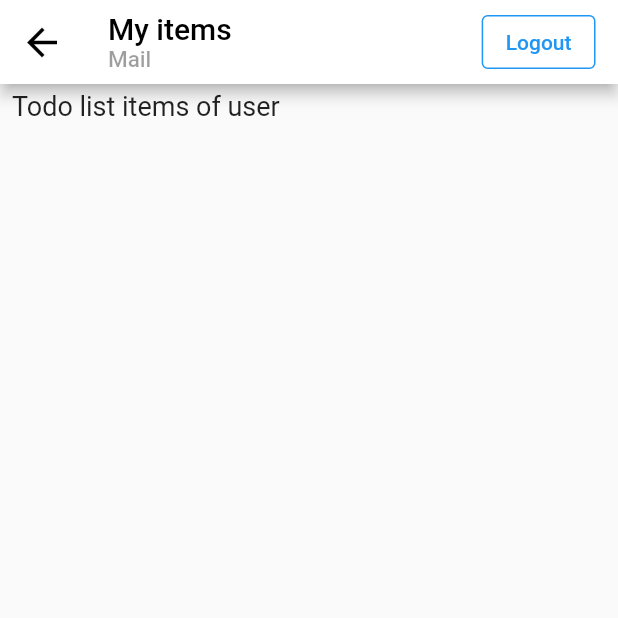
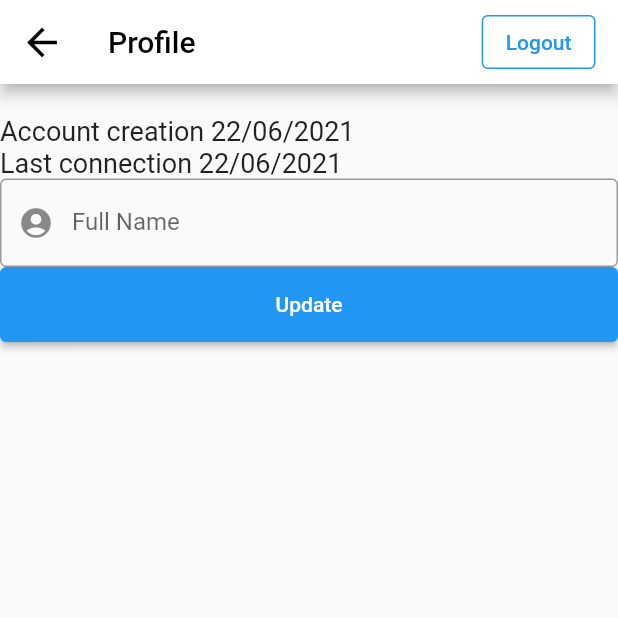
Before and after one commit to grachet/messenger-flutter-firebase, a Flutter app: the Profil screen opened directly, on a phone screen of 412 x 824 dp, the top half of it. Run offline on Flutter 3.47's test engine with Material 2 defaults, Android fonts, the phone set to English and light mode, and no system bars; our stand-ins replace cloud_firestore, firebase_auth, firebase_core, google_fonts; accounts and stored records are empty; network calls fail.

Commit message:
Working profil page

```diff
--- a/lib/src/home.dart
+++ b/lib/src/home.dart
@@ -33,7 +33,6 @@ class Home extends StatelessWidget {
                 color: Colors.blue,
                 size: 40,
               ),
-              tooltip: 'Increase volume by 10',
               onPressed: () =>
                   {Navigator.of(context).push(_createRoute(Profil()))},
             ),
--- a/lib/src/profil.dart
+++ b/lib/src/profil.dart
@@ -1,13 +1,51 @@
 import 'package:flutter/material.dart';
+import 'package:intl/intl.dart';
 import 'package:provider/provider.dart';
 import '../src/widgets.dart';
 import '../provider/applicationState.dart';
+import 'package:firebase_auth/firebase_auth.dart';
 
-class Profil extends StatelessWidget {
-  const Profil({Key? key}) : super(key: key);
+class Profil extends StatefulWidget {
+  @override
+  _ProfilState createState() => _ProfilState();
+}
+
+class _ProfilState extends State<Profil> {
+  TextEditingController nameController = TextEditingController(
+      text: FirebaseAuth.instance.currentUser!.displayName);
+
+  void _updateFullName() {
+    ApplicationState().updateDisplayName(
+        nameController.text,
+        () => {
+              ScaffoldMessenger.of(context).showSnackBar(SnackBar(
+                content: Text('Updated'),
+                action: SnackBarAction(
+                  label: 'Close',
+                  onPressed: () {
+                    // Some code to undo the change.
+                  },
+                ),
+              ))
+            },
+        (e) => {
+              ScaffoldMessenger.of(context).showSnackBar(SnackBar(
+                content: Text(e.message ?? "Error"),
+                action: SnackBarAction(
+                  label: 'Close',
+                  onPressed: () {
+                    // Some code to undo the change.
+                  },
+                ),
+              ))
+            });
+  }
+
+  final dateFormat = DateFormat('dd/MM/yyyy');
 
   @override
   Widget build(BuildContext context) {
+    print(FirebaseAuth.instance.currentUser);
     return Scaffold(
       appBar: AppBar(
         leading: IconButton(
@@ -16,19 +54,12 @@ class Profil extends StatelessWidget {
             color: Colors.black,
             size: 30,
           ),
-          tooltip: 'Increase volume by 10',
           onPressed: () => Navigator.of(context).pop(),
         ),
         title: Column(crossAxisAlignment: CrossAxisAlignment.start, children: [
           const Text(
-            'My items',
+            'Profile',
             style: TextStyle(color: Colors.black),
-          ),
-          Consumer<ApplicationState>(
-            builder: (context, appState, _) => Text(
-              appState.email ?? "Mail",
-              style: TextStyle(fontSize: 15, color: Colors.black38),
-            ),
           ),
         ]),
         actions: [
@@ -50,16 +81,45 @@ class Profil extends StatelessWidget {
       ),
       body: ListView(
         children: <Widget>[
-          Consumer<ApplicationState>(
-            builder: (context, appState, _) => Column(
-              crossAxisAlignment: CrossAxisAlignment.start,
-              children: [
-                // Add from here
-
-                const Paragraph('Todo list items of user'),
-              ],
+          Text(
+            FirebaseAuth.instance.currentUser!.email ?? "",
+            style: const TextStyle(fontSize: 18),
+          ),
+          Text(
+            "Account creation " +
+                dateFormat.format(
+                    FirebaseAuth.instance.currentUser!.metadata.creationTime ??
+                        new DateTime(0)),
+            style: const TextStyle(fontSize: 18),
+          ),
+          Text(
+            "Last connection " +
+                dateFormat.format(FirebaseAuth
+                        .instance.currentUser!.metadata.lastSignInTime ??
+                    new DateTime(0)),
+            style: const TextStyle(fontSize: 18),
+          ),
+          Container(
+            child: TextField(
+              controller: nameController,
+              decoration: InputDecoration(
+                prefixIcon: Icon(Icons.account_circle),
+                border: OutlineInputBorder(),
+                labelText: 'Full Name',
+              ),
             ),
           ),
+          Container(
+              height: 50,
+              child: ElevatedButton(
+                child: Text(
+                  'Update',
+                  style: TextStyle(color: Colors.white),
+                ),
+                onPressed: () {
+                  _updateFullName();
+                },
+              )),
         ],
       ),
     );
--- a/pubspec.yaml
+++ b/pubspec.yaml
@@ -32,6 +32,7 @@ dependencies:
   # Use with the CupertinoIcons class for iOS style icons.
   cupertino_icons: ^1.0.2
   google_fonts: ^2.1.0
+  intl: ^0.17.0
 
 dev_dependencies:
   flutter_test:
```
Also changed, not shown: lib/provider/applicationState.dart (+49 -0 lines), pubspec.lock.
